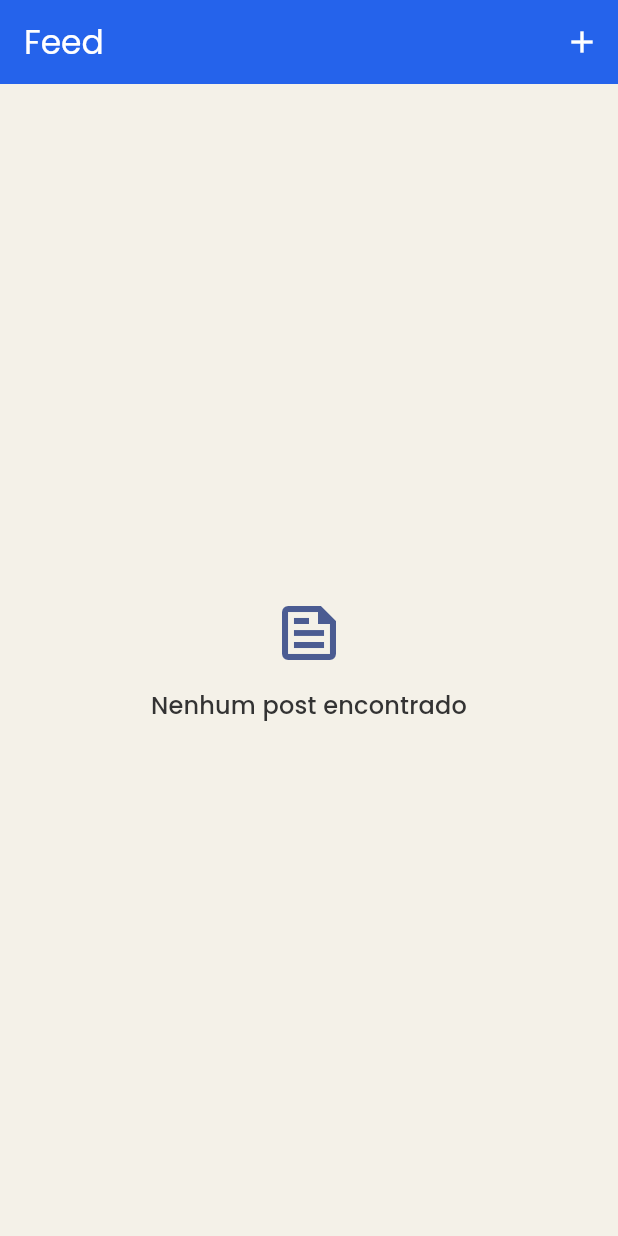
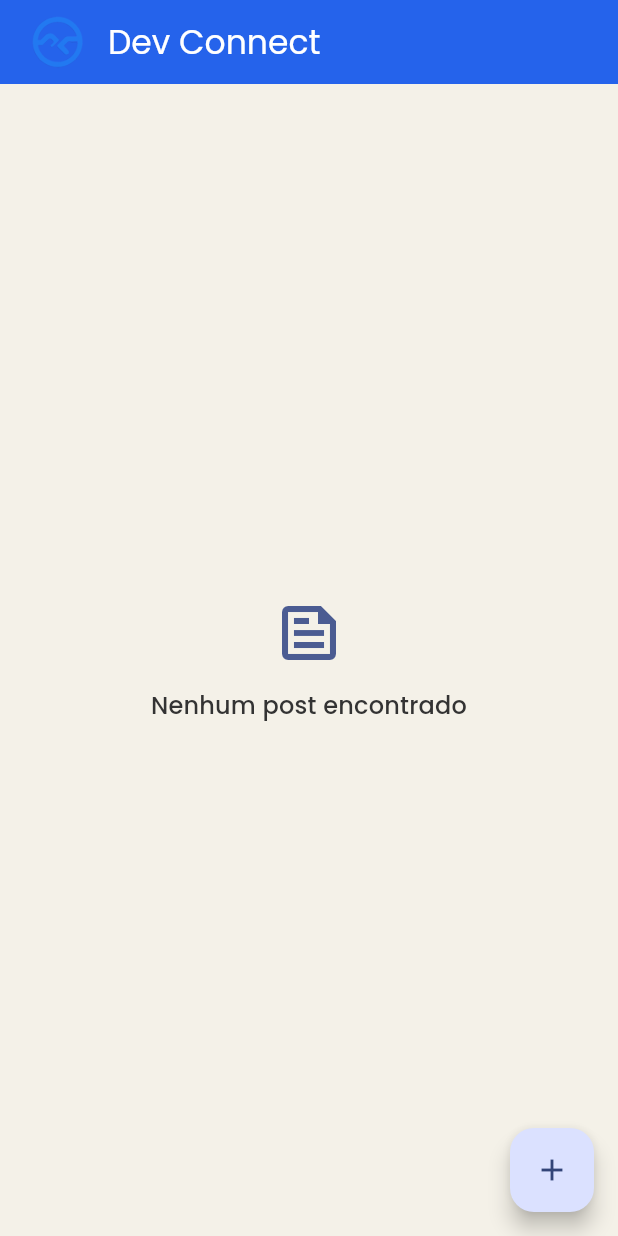
Before and after one commit to CarlosYanBezerraVieira/dev_connect, a Flutter app: the FeedPage screen opened by its route, on a phone screen of 412 x 824 dp. Run offline on Flutter 3.47's test engine with Material 3 defaults, Android fonts, the phone set to English and light mode, and no system bars; our stand-ins replace dio, flutter_dotenv, flutter_mobx, get_it, go_router, google_fonts and 5 more; missing offline and left inert: validatorless; accounts and stored records are empty; generated files the repository leaves out were written again; network calls fail.

Commit message:
feat: restructuring feed page

```diff
--- a/lib/features/feed/feed_page.dart
+++ b/lib/features/feed/feed_page.dart
@@ -47,19 +47,14 @@ class _FeedPageState extends State<FeedPage> {
   Widget build(BuildContext context) {
     return Scaffold(
         appBar: AppBar(
-        title: const Text('Feed'),
-        actions: <Widget>[
-          IconButton(
-            icon: const Icon(Icons.add),
-            onPressed: () async {
-              final bool? result =
-                  await context.push<bool>(AppRoutes.postUpsert);
-              if (result == true) {
-                await _controller.init();
-              }
-            },
+          title: const Text('Dev Connect'),
+          leading: Padding(
+            padding: const EdgeInsets.only(left: 20),
+            child: Image.asset(
+              'assets/logo.png',
+              height: 10,
             ),
-        ],
+          ),
         ),
         body: Observer(
           builder: (_) {
@@ -99,6 +94,14 @@ class _FeedPageState extends State<FeedPage> {
             );
           },
         ),
-    );
+        floatingActionButton: FloatingActionButton(
+            onPressed: () async {
+              final bool? result =
+                  await context.push<bool>(AppRoutes.postUpsert);
+              if (result == true) {
+                await _controller.init();
+              }
+            },
+            child: const Icon(Icons.add)));
   }
 }
```
Lines whose indentation alone changed are shown as unchanged.
